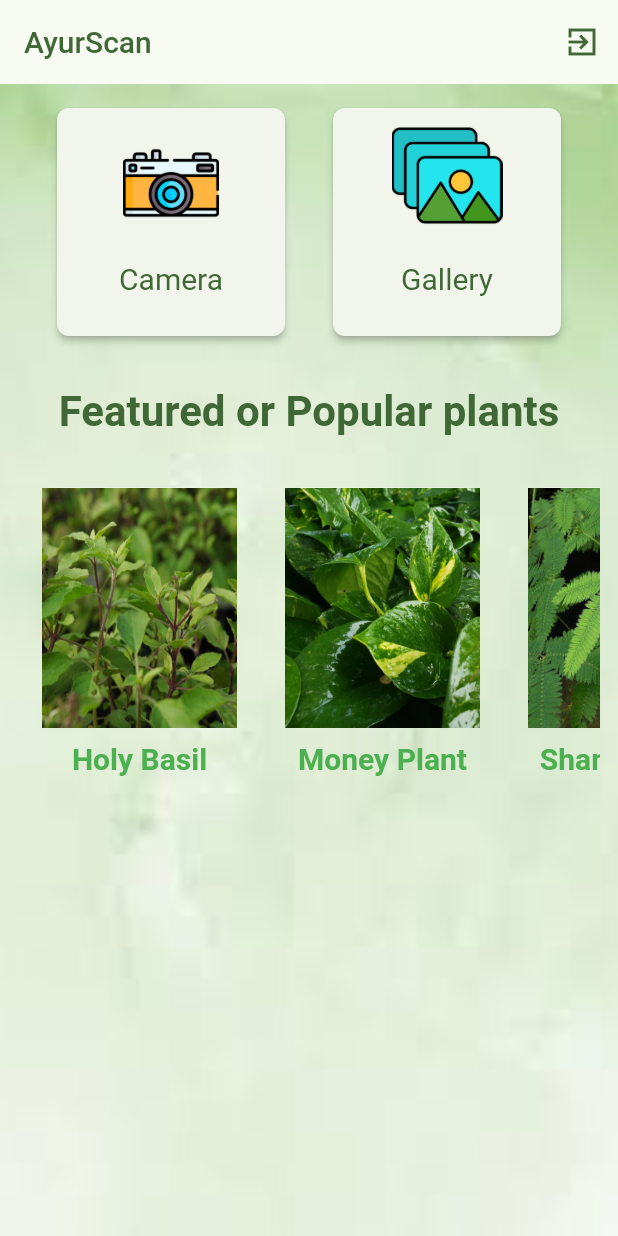
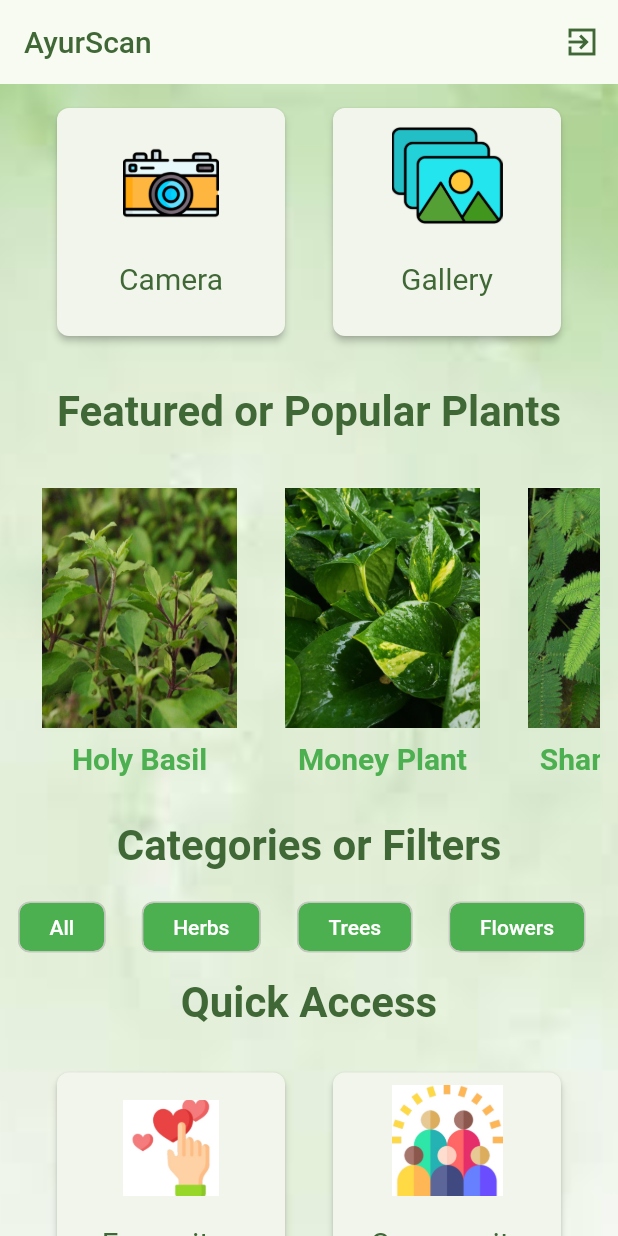
Before and after one commit to thinkofyashh/ayurscan, a Flutter app: the screen it shows once a user with an empty profile is signed in, on a phone screen of 412 x 824 dp. Run offline on Flutter 3.47's test engine with Material 2 defaults, Android fonts, the phone set to English and light mode, and no system bars; our stand-ins replace firebase_auth, firebase_core; accounts and stored records are empty.

Commit message:
home screen layout done

```diff
--- a/lib/main.dart
+++ b/lib/main.dart
@@ -20,6 +20,7 @@ class MyApp extends StatelessWidget {
   @override
   Widget build(BuildContext context) {
     return MaterialApp(
+      debugShowCheckedModeBanner: false,
       title: 'Flutter Demo',
       theme: ThemeData().copyWith(
         useMaterial3: true,
--- a/lib/widgets/card.dart
+++ b/lib/widgets/card.dart
@@ -1,4 +1,6 @@
 import 'package:ayurscan/widgets/cards.dart';
+import 'package:ayurscan/widgets/categoryclip.dart';
+import 'package:ayurscan/widgets/quickaccess.dart';
 import 'package:flutter/material.dart';
 import 'package:ayurscan/widgets/plantcard.dart';
 
@@ -21,14 +23,39 @@ class Cards extends StatelessWidget {
             Padding(
               padding: const EdgeInsets.all(18.0),
               child: Text(
-                "Featured or Popular plants",
+                "Featured or Popular Plants",
                 style: TextStyle(
                     color: Theme.of(context).colorScheme.primary,
                     fontSize: 28.0,
                     fontWeight: FontWeight.bold),
                 textAlign: TextAlign.start,
               ),
-            ),const PlantCard()
+            ),
+            const PlantCard(),
+            Padding(
+              padding: const EdgeInsets.all(18.0),
+              child: Text(
+                "Categories or Filters",
+                style: TextStyle(
+                    color: Theme.of(context).colorScheme.primary,
+                    fontSize: 28.0,
+                    fontWeight: FontWeight.bold),
+                textAlign: TextAlign.start,
+              ),
+            ),
+            const Clips(),
+            Padding(
+              padding: const EdgeInsets.all(14.0),
+              child: Text(
+                "Quick Access",
+                style: TextStyle(
+                    color: Theme.of(context).colorScheme.primary,
+                    fontSize: 28.0,
+                    fontWeight: FontWeight.bold),
+                textAlign: TextAlign.start,
+              ),
+            ),
+            const QuickAccess()
 
           ],
         )
--- /dev/null
+++ b/lib/widgets/categoryclip.dart
@@ -0,0 +1,95 @@
+import 'package:flutter/material.dart';
+
+class Clips extends StatelessWidget {
+  const Clips({Key? key}) : super(key: key);
+
+  @override
+  Widget build(BuildContext context) {
+    return Container(
+      height: 40.0,
+      width: double.infinity,
+      child: ListView(
+        scrollDirection: Axis.horizontal,
+        children: [
+          const Padding(
+            padding: EdgeInsets.symmetric(horizontal: 12.0),
+            child: Chip(
+              label: const Text(
+                "All",
+                style: TextStyle(color: Colors.white),
+              ),
+              backgroundColor: Colors.green,
+              padding: EdgeInsets.only(left: 12.0, right: 12.0),
+            ),
+          ),
+          const Padding(
+            padding: EdgeInsets.symmetric(horizontal: 12.0),
+            child: Chip(
+              label: const Text(
+                "Herbs",
+                style: TextStyle(color: Colors.white),
+              ),
+              backgroundColor: Colors.green,
+              padding: EdgeInsets.only(left: 12.0, right: 12.0),
+            ),
+          ),
+          const Padding(
+            padding: EdgeInsets.symmetric(horizontal: 12.0),
+            child: Chip(
+              label: const Text(
+                "Trees",
+                style: TextStyle(color: Colors.white),
+              ),
+              backgroundColor: Colors.green,
+              padding: EdgeInsets.only(left: 12.0, right: 12.0),
+            ),
+          ),
+          const Padding(
+            padding: EdgeInsets.symmetric(horizontal: 12.0),
+            child: Chip(
+              label: const Text(
+                "Flowers",
+                style: TextStyle(color: Colors.white),
+              ),
+              backgroundColor: Colors.green,
+              padding: EdgeInsets.only(left: 12.0, right: 12.0),
+            ),
+          ),
+          const Padding(
+            padding: EdgeInsets.symmetric(horizontal: 12.0),
+            child: Chip(
+              label: const Text(
+                "Shrubs",
+                style: TextStyle(color: Colors.white),
+              ),
+              backgroundColor: Colors.green,
+              padding: EdgeInsets.only(left: 12.0, right: 12.0),
+            ),
+          ),
+          const Padding(
+            padding: EdgeInsets.symmetric(horizontal: 12.0),
+            child: Chip(
+              label: const Text(
+                "Cacti",
+                style: TextStyle(color: Colors.white),
+              ),
+              backgroundColor: Colors.green,
+              padding: EdgeInsets.only(left: 12.0, right: 12.0),
+            ),
+          ),
+          const Padding(
+            padding: EdgeInsets.symmetric(horizontal: 12.0),
+            child: Chip(
+              label: const Text(
+                "Fruits",
+                style: TextStyle(color: Colors.white),
+              ),
+              backgroundColor: Colors.green,
+              padding: EdgeInsets.only(left: 12.0, right: 12.0),
+            ),
+          ),
+        ],
+      ),
+    );
+  }
+}
--- a/lib/widgets/plantcard.dart
+++ b/lib/widgets/plantcard.dart
@@ -40,7 +40,8 @@ Widget Plant(String plantname, String imgpath) {
     child: Column(
       children: [
         Card(
-
+          shape:
+              RoundedRectangleBorder(borderRadius: BorderRadius.circular(16.0)),
           elevation: 0.0,
           child: Image.asset(
             imgpath,
--- /dev/null
+++ b/lib/widgets/quickaccess.dart
@@ -0,0 +1,83 @@
+import 'package:flutter/material.dart';
+class QuickAccess extends StatelessWidget {
+  const QuickAccess({Key? key}) : super(key: key);
+
+  @override
+  Widget build(BuildContext context) {
+    return Row(
+      mainAxisAlignment: MainAxisAlignment.center,
+      crossAxisAlignment: CrossAxisAlignment.end,
+      children: [
+        Padding(
+          padding: const EdgeInsets.all(12.0),
+
+          child: SizedBox(
+            width: 160,
+            height: 160,
+            child: Card(
+              elevation: 2.0,
+              shape: RoundedRectangleBorder(
+                  borderRadius: BorderRadius.circular(8.0)),
+              child: Padding(
+                padding: const EdgeInsets.all(8.0),
+                child: Column(
+                  children: [
+                    const SizedBox(
+                      height: 10.0,
+                    ),
+                    Image.asset(
+                      "assets/images/favourite.jpg",
+                      width: 64.0,
+                    ),
+                    const SizedBox(
+                      height: 20.0,
+                    ),
+                    Text(
+                      "Favourites",
+                      style: TextStyle(
+                          color: Theme.of(context).colorScheme.primary,
+                          fontSize: 20.0),
+                    )
+                  ],
+                ),
+              ),
+            ),
+          ),
+
+        ),
+        Padding(
+          padding: const EdgeInsets.all(12.0),
+          child: SizedBox(
+            width: 160,
+            height: 160,
+            child: Card(
+              elevation: 2.0,
+              shape: RoundedRectangleBorder(
+                  borderRadius: BorderRadius.circular(8.0)),
+              child: Padding(
+                padding: const EdgeInsets.all(8.0),
+                child: Column(
+                  children: [
+                    Image.asset(
+                      "assets/images/diversity.jpg",
+                      width: 74.0,
+                    ),
+                    const SizedBox(
+                      height: 20.0,
+                    ),
+                    Text(
+                      "Community",
+                      style: TextStyle(
+                          color: Theme.of(context).colorScheme.primary,
+                          fontSize: 20.0),
+                    )
+                  ],
+                ),
+              ),
+            ),
+          ),
+        )
+      ],
+    );
+  }
+}
--- a/pubspec.yaml
+++ b/pubspec.yaml
@@ -70,6 +70,8 @@ flutter:
      - assets/images/MoneyPlant.jpg
      - assets/images/shameplant.jpg
      - assets/images/woodapple.jpg
+     - assets/images/diversity.jpg
+     - assets/images/favourite.jpg
 
   # An image asset can refer to one or more resolution-specific "variants", see
   # https://flutter.dev/assets-and-images/#resolution-aware
```
Also changed, not shown: assets/images/diversity.jpg (added), assets/images/favourite.jpg (added).
